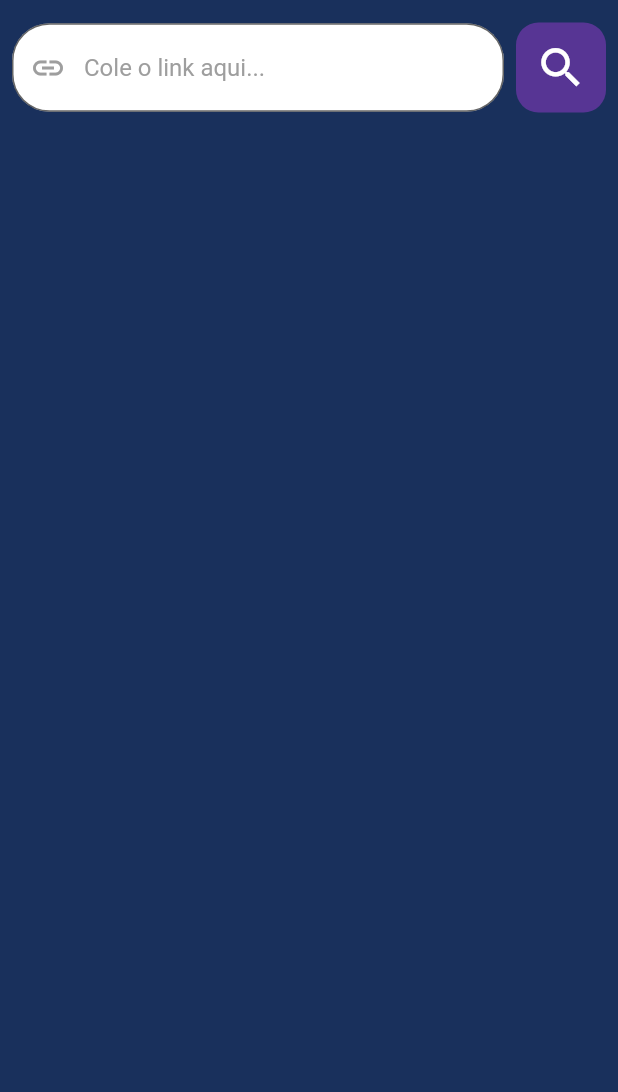
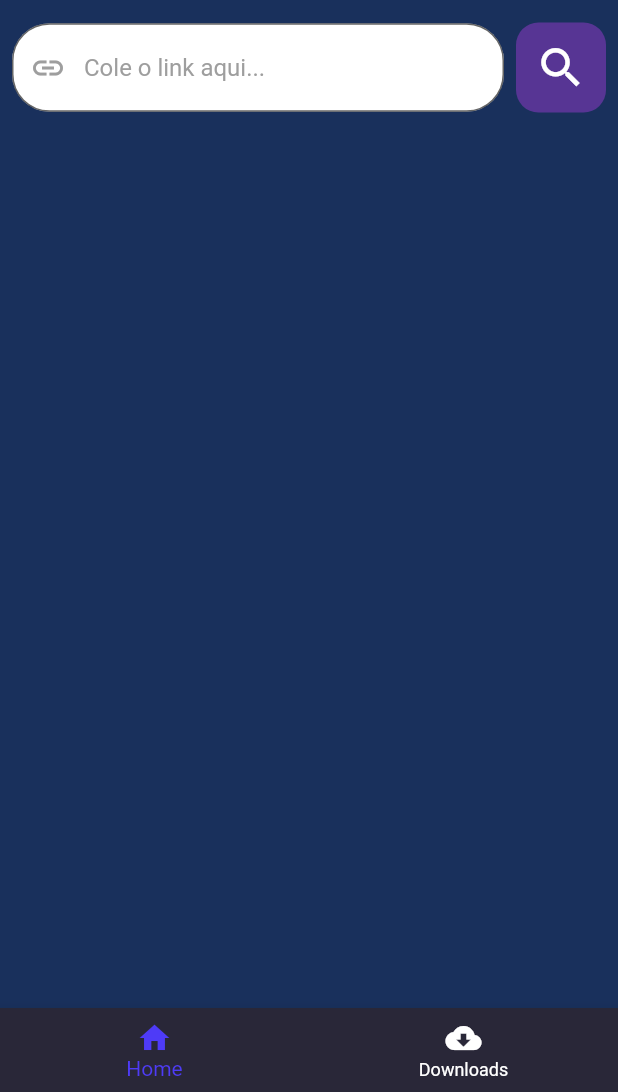
Before and after one commit to gotneb/youtube_downloader, a Flutter app: the screen it shows after launch, on a phone screen of 412 x 824 dp, the part 144-1236 px from its top. Run offline on Flutter 3.47's test engine with Material 2 defaults, Android fonts, the phone set to English and light mode, and no system bars; missing offline and left inert: youtube_explode_dart.

Commit message:
Add path_provider and changed main UI

```diff
--- a/lib/main.dart
+++ b/lib/main.dart
@@ -1,6 +1,8 @@
 import 'package:flutter/material.dart';
+import 'package:youtube_downloader/screens/downloads.dart';
 
 import 'screens/home.dart';
+import 'screens/settings.dart';
 
 void main() {
   runApp(const MyApp());
@@ -13,15 +15,59 @@ class MyApp extends StatelessWidget {
   @override
   Widget build(BuildContext context) {
     return MaterialApp(
-      title: 'Flutter Demo',
-      debugShowCheckedModeBanner: false,
-      theme: ThemeData(
-        primarySwatch: Colors.blue,
+        title: 'Flutter Demo',
+        debugShowCheckedModeBanner: false,
+        theme: ThemeData(
+          primarySwatch: Colors.blue,
+        ),
+        home: const NavigationBar(),
+        );
+  }
+}
+
+class NavigationBar extends StatefulWidget {
+  const NavigationBar({Key? key}) : super(key: key);
+
+  @override
+  _NavigationBarState createState() => _NavigationBarState();
+}
+
+/// This is the private State class that goes with MyStatefulWidget.
+class _NavigationBarState extends State<NavigationBar> {
+  int _selectedIndex = 0;
+
+  final _widgetOptions = <Widget>[
+    Home(),
+    Downloading(),
+  ];
+
+  void _onItemTapped(int index) {
+    setState(() {
+      _selectedIndex = index;
+    });
+  }
+
+  @override
+  Widget build(BuildContext context) {
+    return Scaffold(
+      body: _widgetOptions.elementAt(_selectedIndex),
+      bottomNavigationBar: BottomNavigationBar(
+        items: const <BottomNavigationBarItem>[
+          BottomNavigationBarItem(
+            icon: Icon(Icons.home),
+            label: 'Home',
+          ),
+          BottomNavigationBarItem(
+            icon: Icon(Icons.cloud_download_rounded),
+            label: 'Downloads',
+          ),
+        ],
+        currentIndex: _selectedIndex,
+        backgroundColor: const Color.fromRGBO(41, 39, 56, 1),
+        selectedItemColor: const Color.fromRGBO(78, 59, 247, 1),
+        unselectedItemColor: Colors.white,
+        onTap: _onItemTapped,
       ),
-      initialRoute: Home.route,
-      routes: {
-        Home.route: (context) => Home(),
-      }
     );
   }
 }
--- a/lib/screens/home.dart
+++ b/lib/screens/home.dart
@@ -22,7 +22,7 @@ class _HomeState extends State<Home> {
       const Text('Downloader', style: style.Home.title),
       const SizedBox(height: 15),
       search,
-      const SizedBox(height: 15),
+      const SizedBox(height: 45),
     ]);
   }
 
--- a/pubspec.yaml
+++ b/pubspec.yaml
@@ -35,7 +35,7 @@ dependencies:
   # Use with the CupertinoIcons class for iOS style icons.
   cupertino_icons: ^1.0.2
   youtube_explode_dart: ^1.10.7+1
-
+  path_provider: ^2.0.5
 dev_dependencies:
   flutter_test:
     sdk: flutter
```
Also changed, not shown: pubspec.lock.
